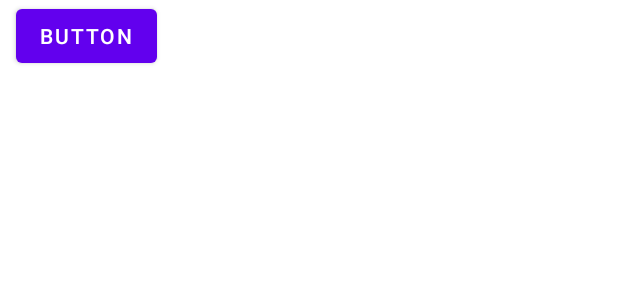
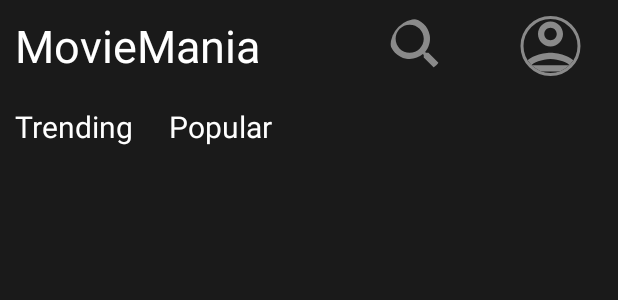
Before and after one commit to hommym/MovieMania, an Android app: the layout fragment_home.xml on its own in the app's theme, with its tools: preview values and no code run, on a phone screen of 412 x 824 dp. Shown: the top 300 px of the screen. Run offline under Robolectric (Android 15) with nearby library versions, the phone set to English and light mode, and no system bars.

Commit message:
Started home page ui design

```diff
--- a/app/build.gradle
+++ b/app/build.gradle
@@ -64,6 +64,9 @@ dependencies {
     implementation "androidx.datastore:datastore-preferences:1.0.0"
 
 
+//    circular image
+    implementation 'de.hdodenhof:circleimageview:3.1.0'
+
     testImplementation 'junit:junit:4.13.2'
     androidTestImplementation 'androidx.test.ext:junit:1.1.5'
     androidTestImplementation 'androidx.test.espresso:espresso-core:3.5.1'
--- /dev/null
+++ b/app/src/main/res/drawable/outline_person_24.xml
@@ -0,0 +1,5 @@
+<vector android:height="24dp" android:tint="#8A8A8A"
+    android:viewportHeight="24" android:viewportWidth="24"
+    android:width="24dp" xmlns:android="http://schemas.android.com/apk/res/android">
+    <path android:fillColor="@android:color/white" android:pathData="M12,6c1.1,0 2,0.9 2,2s-0.9,2 -2,2 -2,-0.9 -2,-2 0.9,-2 2,-2m0,10c2.7,0 5.8,1.29 6,2L6,18c0.23,-0.72 3.31,-2 6,-2m0,-12C9.79,4 8,5.79 8,8s1.79,4 4,4 4,-1.79 4,-4 -1.79,-4 -4,-4zM12,14c-2.67,0 -8,1.34 -8,4v2h16v-2c0,-2.66 -5.33,-4 -8,-4z"/>
+</vector>
--- /dev/null
+++ b/app/src/main/res/drawable/round_search_24.xml
@@ -0,0 +1,5 @@
+<vector android:height="24dp" android:tint="#8A8A8A"
+    android:viewportHeight="24" android:viewportWidth="24"
+    android:width="24dp" xmlns:android="http://schemas.android.com/apk/res/android">
+    <path android:fillColor="@android:color/white" android:pathData="M15.5,14h-0.79l-0.28,-0.27c1.2,-1.4 1.82,-3.31 1.48,-5.34 -0.47,-2.78 -2.79,-5 -5.59,-5.34 -4.23,-0.52 -7.79,3.04 -7.27,7.27 0.34,2.8 2.56,5.12 5.34,5.59 2.03,0.34 3.94,-0.28 5.34,-1.48l0.27,0.28v0.79l4.25,4.25c0.41,0.41 1.08,0.41 1.49,0 0.41,-0.41 0.41,-1.08 0,-1.49L15.5,14zM9.5,14C7.01,14 5,11.99 5,9.5S7.01,5 9.5,5 14,7.01 14,9.5 11.99,14 9.5,14z"/>
+</vector>
--- a/app/src/main/res/layout/fragment_home.xml
+++ b/app/src/main/res/layout/fragment_home.xml
@@ -5,15 +5,67 @@
     android:id="@+id/frameLayout3"
     android:layout_width="match_parent"
     android:layout_height="match_parent"
+    android:background="#E8040404"
     tools:context=".home.ui.HomeFragment" >
 
-    <Button
-        android:id="@+id/button2"
+    <TextView
+        android:id="@+id/textView3"
         android:layout_width="wrap_content"
         android:layout_height="wrap_content"
-        android:layout_marginEnd="297dp"
-        android:text="Button"
-        app:layout_constraintEnd_toEndOf="parent"
+        android:layout_marginStart="10dp"
+        android:layout_marginTop="10dp"
+        android:text="MovieMania"
+        android:textColor="@color/white"
+        android:textSize="30sp"
         app:layout_constraintStart_toStartOf="parent"
         app:layout_constraintTop_toTopOf="parent" />
+
+    <de.hdodenhof.circleimageview.CircleImageView
+        android:id="@+id/profile_image"
+        android:layout_width="50dp"
+        android:layout_height="40dp"
+        android:layout_marginEnd="20dp"
+        android:src="@drawable/outline_person_24"
+        app:civ_border_color="#8A8A8A"
+        app:civ_border_width="2dp"
+        app:layout_constraintBottom_toBottomOf="@+id/textView3"
+        app:layout_constraintEnd_toEndOf="parent"
+        app:layout_constraintTop_toTopOf="@+id/textView3" />
+
+    <de.hdodenhof.circleimageview.CircleImageView
+        android:id="@+id/searh_button"
+        android:layout_width="50dp"
+        android:layout_height="40dp"
+        android:layout_marginStart="80dp"
+        android:src="@drawable/round_search_24"
+        app:civ_border_color="#008A8A8A"
+        app:civ_border_width="2dp"
+        app:layout_constraintBottom_toBottomOf="@+id/textView3"
+        app:layout_constraintStart_toEndOf="@+id/textView3"
+        app:layout_constraintTop_toTopOf="@+id/textView3" />
+
+    <TextView
+        android:id="@+id/textView5"
+        android:layout_width="wrap_content"
+        android:layout_height="wrap_content"
+        android:layout_marginTop="20dp"
+        android:text="Trending"
+        android:textColor="@color/white"
+        android:textSize="20sp"
+        app:layout_constraintStart_toStartOf="@+id/textView3"
+        app:layout_constraintTop_toBottomOf="@+id/textView3" />
+
+    <TextView
+        android:id="@+id/textView6"
+        android:layout_width="wrap_content"
+        android:layout_height="wrap_content"
+        android:layout_marginStart="24dp"
+        android:text="Popular"
+        android:textColor="@color/white"
+        android:textSize="20sp"
+        app:layout_constraintBottom_toBottomOf="@+id/textView5"
+        app:layout_constraintStart_toEndOf="@+id/textView5"
+        app:layout_constraintTop_toTopOf="@+id/textView5" />
+
+
 </androidx.constraintlayout.widget.ConstraintLayout>
```
